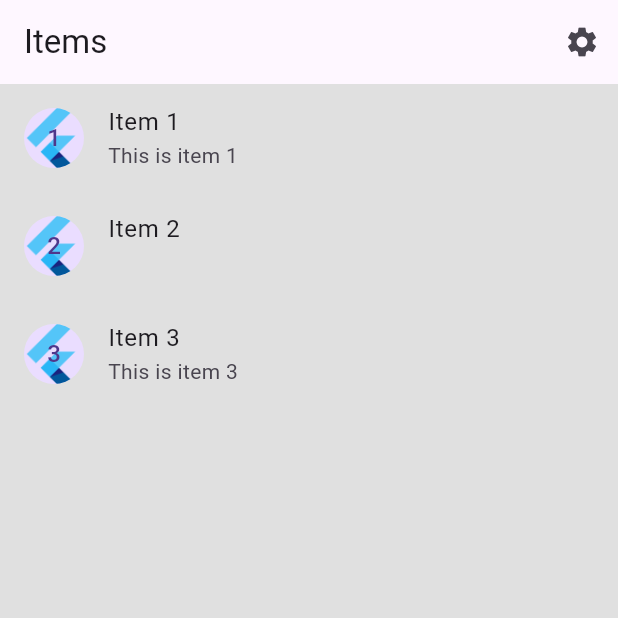
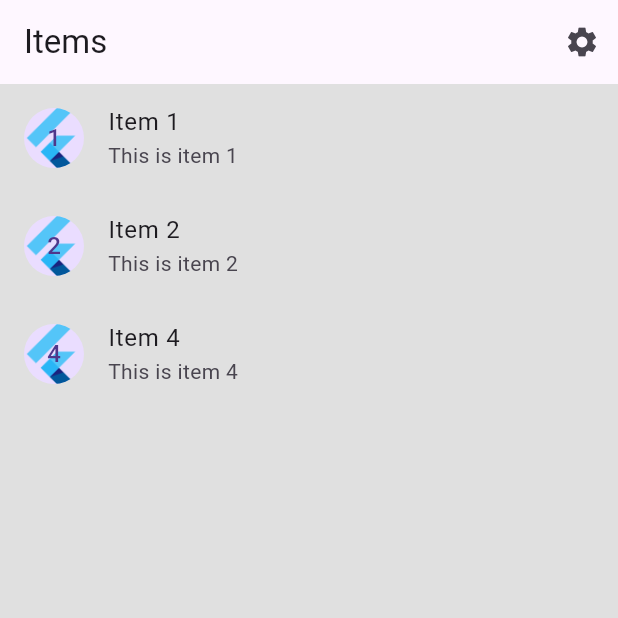
Before and after one commit to jbarszczewski/bloc-template-app, a Flutter app: the screen it shows after launch, after a tap on the "refresh" icon, on a phone screen of 412 x 824 dp, the top half of it. Run offline on Flutter 3.47's test engine with Material 3 defaults, Android fonts, the phone set to English and light mode, and no system bars; our stand-ins replace flutter_bloc, freezed_annotation, shared_preferences, slang_flutter, supabase_flutter; missing offline and left inert: slang; accounts and stored records are empty; generated files the repository leaves out were written again.

Commit message:
feat [#4] add app settings cubit and fix tests

```diff
--- a/lib/main.dart
+++ b/lib/main.dart
@@ -1,10 +1,10 @@
+import 'package:bloc_template_app/src/features/sample_feature/data/sample_items_repository.dart';
+import 'package:bloc_template_app/src/features/settings/application/settings_service.dart';
 import 'package:flutter/material.dart';
 import 'package:supabase_flutter/supabase_flutter.dart';
 
 import 'i18n/translations.g.dart';
 import 'src/app.dart';
-import 'src/features/settings/presentation/settings_controller.dart';
-import 'src/features/settings/application/settings_service.dart';
 
 void main() async {
   WidgetsFlutterBinding.ensureInitialized();
@@ -15,17 +15,12 @@ void main() async {
       url: const String.fromEnvironment('SUPABASE_URL'),
       anonKey: const String.fromEnvironment('SUPABASE_ANON_KEY'));
 
-  // Set up the SettingsController, which will glue user settings to multiple
-  // Flutter Widgets.
-  final settingsController = SettingsController(SettingsService());
-
-  // Load the user's preferred theme while the splash screen is displayed.
-  // This prevents a sudden theme change when the app is first displayed.
-  await settingsController.loadSettings();
-
   // Run the app and pass in the SettingsController. The app listens to the
   // SettingsController for changes, then passes it further down to the
   // SettingsView.
-  runApp(
-      TranslationProvider(child: App(settingsController: settingsController)));
+  runApp(TranslationProvider(
+      child: App(
+    settingsService: SettingsService(),
+    sampleItemsRepository: SampleItemsRepository(),
+  )));
 }
--- a/lib/src/app.dart
+++ b/lib/src/app.dart
@@ -1,4 +1,4 @@
-import 'package:bloc_template_app/src/features/sample_feature/presentation/cubit/sample_items_cubit_cubit.dart';
+import 'package:bloc_template_app/src/features/sample_feature/data/sample_items_repository.dart';
 import 'package:flutter/material.dart';
 import 'package:flutter_bloc/flutter_bloc.dart';
 import 'package:flutter_localizations/flutter_localizations.dart';
@@ -7,18 +7,22 @@ import '/i18n/translations.g.dart';
 import 'features/sample_feature/presentation/bloc/sample_items_list_bloc.dart';
 import 'features/sample_feature/presentation/sample_item_details_screen.dart';
 import 'features/sample_feature/presentation/sample_items_list_screen.dart';
-import 'features/settings/presentation/settings_controller.dart';
+import 'features/settings/application/settings_service.dart';
+import 'features/settings/presentation/cubit/app_settings_cubit.dart';
 import 'features/settings/presentation/settings_screen.dart';
 import 'themes/app_theme.dart';
 
 /// The Widget that configures your application.
 class App extends StatelessWidget {
-  final SettingsController settingsController;
+  final SettingsService _settingsService;
+  final SampleItemsRepository _sampleItemsRepository;
 
-  const App({
-    super.key,
-    required this.settingsController,
-  });
+  const App(
+      {required SettingsService settingsService,
+      required SampleItemsRepository sampleItemsRepository,
+      super.key})
+      : _settingsService = settingsService,
+        _sampleItemsRepository = sampleItemsRepository;
 
   @override
   Widget build(BuildContext context) {
@@ -26,15 +30,21 @@ class App extends StatelessWidget {
     //
     // The ListenableBuilder Widget listens to the SettingsController for changes.
     // Whenever the user updates their settings, the MaterialApp is rebuilt.
-    return MultiBlocProvider(
+    return MultiRepositoryProvider(
+      providers: [
+        RepositoryProvider.value(value: _settingsService),
+        RepositoryProvider.value(value: _sampleItemsRepository),
+      ],
+      child: MultiBlocProvider(
         providers: [
           BlocProvider<SampleItemsListBloc>(
-          create: (_) => SampleItemsListBloc(),
+              create: (_) => SampleItemsListBloc(_sampleItemsRepository)),
+          BlocProvider<AppSettingsCubit>(
+            create: (_) => AppSettingsCubit(_settingsService)..initialize(),
           ),
         ],
-      child: ListenableBuilder(
-        listenable: settingsController,
-        builder: (BuildContext context, Widget? child) {
+        child: BlocBuilder<AppSettingsCubit, AppSettingsState>(
+          builder: (context, state) {
             return MaterialApp(
               debugShowCheckedModeBanner: false,
               // Providing a restorationScopeId allows the Navigator built by the
@@ -59,7 +69,7 @@ class App extends StatelessWidget {
               // SettingsController to display the correct theme.
               theme: AppTheme.materialLight,
               darkTheme: AppTheme.materialDark,
-            themeMode: settingsController.themeMode,
+              themeMode: state.appSettings.themeMode,
 
               // Define a function to handle named routes in order to support
               // Flutter web url navigation and deep linking.
@@ -69,7 +79,7 @@ class App extends StatelessWidget {
                   builder: (BuildContext context) {
                     switch (routeSettings.name) {
                       case SettingsScreen.routeName:
-                      return SettingsScreen(controller: settingsController);
+                        return const SettingsScreen();
                       case SampleItemDetailsScreen.routeName:
                         return const SampleItemDetailsScreen();
                       case SampleItemsListScreen.routeName:
@@ -82,6 +92,7 @@ class App extends StatelessWidget {
             );
           },
         ),
+      ),
     );
   }
 }
--- /dev/null
+++ b/lib/src/features/sample_feature/data/sample_items_repository.dart
@@ -0,0 +1,12 @@
+import '../domain/sample_item.dart';
+
+class SampleItemsRepository {
+  Future<List<SampleItem>> fetchSampleItems() async {
+    await Future.delayed(const Duration(seconds: 1));
+    return [
+      const SampleItem(id: 1, name: 'Item 1', content: 'This is item 1'),
+      const SampleItem(id: 2, name: 'Item 2', content: 'This is item 2'),
+      const SampleItem(id: 4, name: 'Item 4', content: 'This is item 4'),
+    ];
+  }
+}
--- a/lib/src/features/sample_feature/presentation/bloc/sample_items_list_bloc.dart
+++ b/lib/src/features/sample_feature/presentation/bloc/sample_items_list_bloc.dart
@@ -1,6 +1,7 @@
 import 'package:flutter_bloc/flutter_bloc.dart';
 import 'package:freezed_annotation/freezed_annotation.dart';
 
+import '../../data/sample_items_repository.dart';
 import '../../domain/sample_item.dart';
 
 part 'sample_items_list_bloc.freezed.dart';
@@ -9,7 +10,8 @@ part 'sample_items_list_state.dart';
 
 class SampleItemsListBloc
     extends Bloc<SampleItemsListEvent, SampleItemsListState> {
-  SampleItemsListBloc() : super(const _Initial()) {
+  final SampleItemsRepository _sampleItemsRepository;
+  SampleItemsListBloc(this._sampleItemsRepository) : super(const _Initial()) {
     on<SampleItemsListEvent>((event, emit) async {
       await event.when(
         loadAll: () => _loadAll(emit),
@@ -18,24 +20,11 @@ class SampleItemsListBloc
     });
   }
 
-  Future<List<SampleItem>> _getDummyItems() async {
-    var items = await Future.delayed(
-        const Duration(seconds: 1),
-        () => [
-              const SampleItem(
-                  id: 1, name: 'Item 1', content: 'This is item 1'),
-              const SampleItem(id: 2, name: 'Item 2'),
-              const SampleItem(
-                  id: 3, name: 'Item 3', content: 'This is item 3'),
-            ]);
-    return items;
-  }
-
   Future<void> _loadAll(Emitter<SampleItemsListState> emit) async {
     emit(const _Loading());
     try {
       //todo: replace with real service
-      final items = await _getDummyItems();
+      final items = await _sampleItemsRepository.fetchSampleItems();
       emit(_Loaded(items));
     } catch (e) {
       emit(const _Error());
--- /dev/null
+++ b/lib/src/features/settings/domain/app_settings.dart
@@ -0,0 +1,12 @@
+import 'package:flutter/material.dart';
+import 'package:freezed_annotation/freezed_annotation.dart';
+
+part 'app_settings.freezed.dart';
+
+@freezed
+class AppSettings with _$AppSettings {
+  const factory AppSettings({
+    required String languageCode,
+    required ThemeMode themeMode,
+  }) = _AppSettings;
+}
--- /dev/null
+++ b/lib/src/features/settings/presentation/cubit/app_settings_cubit.dart
@@ -0,0 +1,45 @@
+import 'package:flutter/material.dart';
+import 'package:flutter_bloc/flutter_bloc.dart';
+import 'package:freezed_annotation/freezed_annotation.dart';
+
+import '../../../../../i18n/translations.g.dart';
+import '../../application/settings_service.dart';
+import '../../domain/app_settings.dart';
+
+part 'app_settings_cubit.freezed.dart';
+part 'app_settings_state.dart';
+
+class AppSettingsCubit extends Cubit<AppSettingsState> {
+  final SettingsService _settingsService;
+
+  AppSettingsCubit(this._settingsService)
+      : super(const AppSettingsState.initial(
+            AppSettings(languageCode: 'en', themeMode: ThemeMode.system)));
+
+  Future<void> initialize() async {
+    final languageCode = await _settingsService.languageCode();
+    final themeMode = await _settingsService.themeMode();
+    LocaleSettings.setLocaleRaw(languageCode);
+    emit(AppSettingsState.updated(state.appSettings.copyWith(
+      languageCode: languageCode,
+      themeMode: themeMode,
+    )));
+  }
+
+  Future<void> updateLanguage(String languageCode) async {
+    if (state.appSettings.languageCode == languageCode) return;
+    LocaleSettings.setLocaleRaw(languageCode);
+    await _settingsService.updateLanguage(languageCode);
+    emit(AppSettingsState.updated(state.appSettings.copyWith(
+      languageCode: languageCode,
+    )));
+  }
+
+  Future<void> updateThemeMode(ThemeMode themeMode) async {
+    if (state.appSettings.themeMode == themeMode) return;
+    await _settingsService.updateThemeMode(themeMode);
+    emit(AppSettingsState.updated(state.appSettings.copyWith(
+      themeMode: themeMode,
+    )));
+  }
+}
--- /dev/null
+++ b/lib/src/features/settings/presentation/cubit/app_settings_state.dart
@@ -0,0 +1,7 @@
+part of 'app_settings_cubit.dart';
+
+@freezed
+class AppSettingsState with _$AppSettingsState {
+  const factory AppSettingsState.initial(AppSettings appSettings) = _Initial;
+  const factory AppSettingsState.updated(AppSettings appSettings) = _Updated;
+}
--- a/lib/src/features/settings/presentation/settings_controller.dart
+++ /dev/null
@@ -1,71 +0,0 @@
-import 'package:flutter/material.dart';
-
-import '../../../../i18n/translations.g.dart';
-import '../application/settings_service.dart';
-
-/// A class that many Widgets can interact with to read user settings, update
-/// user settings, or listen to user settings changes.
-///
-/// Controllers glue Data Services to Flutter Widgets. The SettingsController
-/// uses the SettingsService to store and retrieve user settings.
-class SettingsController with ChangeNotifier {
-  // Make SettingsService a private variable so it is not used directly.
-  final SettingsService _settingsService;
-
-  // Make ThemeMode a private variable so it is not updated directly without
-  // also persisting the changes with the SettingsService.
-  ThemeMode? _themeMode;
-  String? _languageCode;
-
-  SettingsController(this._settingsService);
-
-  // Allow Widgets to read the user's preferred language.
-  String get language => _languageCode ?? 'en';
-
-  // Allow Widgets to read the user's preferred ThemeMode.
-  ThemeMode get themeMode => _themeMode ?? ThemeMode.system;
-
-  /// Load the user's settings from the SettingsService. It may load from a
-  /// local database or the internet. The controller only knows it can load the
-  /// settings from the service.
-  Future<void> loadSettings() async {
-    _themeMode = await _settingsService.themeMode();
-    _languageCode = await _settingsService.languageCode();
-
-    // Important! Inform listeners a change has occurred.
-    notifyListeners();
-
-    // Update the language based on the user's selection.
-    LocaleSettings.setLocaleRaw(_languageCode ?? 'en');
-  }
-
-  /// Update and persist the language based on the user's selection.
-  Future<void> updateLanguage(String newLanguage) async {
-    if (newLanguage == _languageCode) return;
-
-    _languageCode = newLanguage;
-
-    LocaleSettings.setLocaleRaw(newLanguage);
-    await _settingsService.updateLanguage(newLanguage);
-
-    notifyListeners();
-  }
-
-  /// Update and persist the ThemeMode based on the user's selection.
-  Future<void> updateThemeMode(ThemeMode? newThemeMode) async {
-    if (newThemeMode == null) return;
-
-    // Do not perform any work if new and old ThemeMode are identical
-    if (newThemeMode == _themeMode) return;
-
-    // Otherwise, store the new ThemeMode in memory
-    _themeMode = newThemeMode;
-
-    // Persist the changes to a local database or the internet using the
-    // SettingService.
-    await _settingsService.updateThemeMode(newThemeMode);
-
-    // Important! Inform listeners a change has occurred.
-    notifyListeners();
-  }
-}
--- a/pubspec.yaml
+++ b/pubspec.yaml
@@ -30,6 +30,7 @@ dev_dependencies:
   freezed: ^2.5.2
   mocktail: ^1.0.4
   slang_build_runner: ^3.29.0
+  bloc_test: ^9.1.7
 
 flutter:
   uses-material-design: true
```
Also changed, not shown: lib/src/features/sample_feature/domain/sample_item_service.dart (deleted, +0 -12 lines), lib/src/features/sample_feature/presentation/sample_items_list_screen.dart (+0 -7 lines), lib/src/features/settings/presentation/settings_screen.dart (+32 -15 lines), lib/src/features/settings/domain/app_settings.freezed.dart (added), lib/src/features/settings/presentation/cubit/app_settings_cubit.freezed.dart (added), pubspec.lock, 5 other files. Lines whose indentation alone changed are shown as unchanged.
